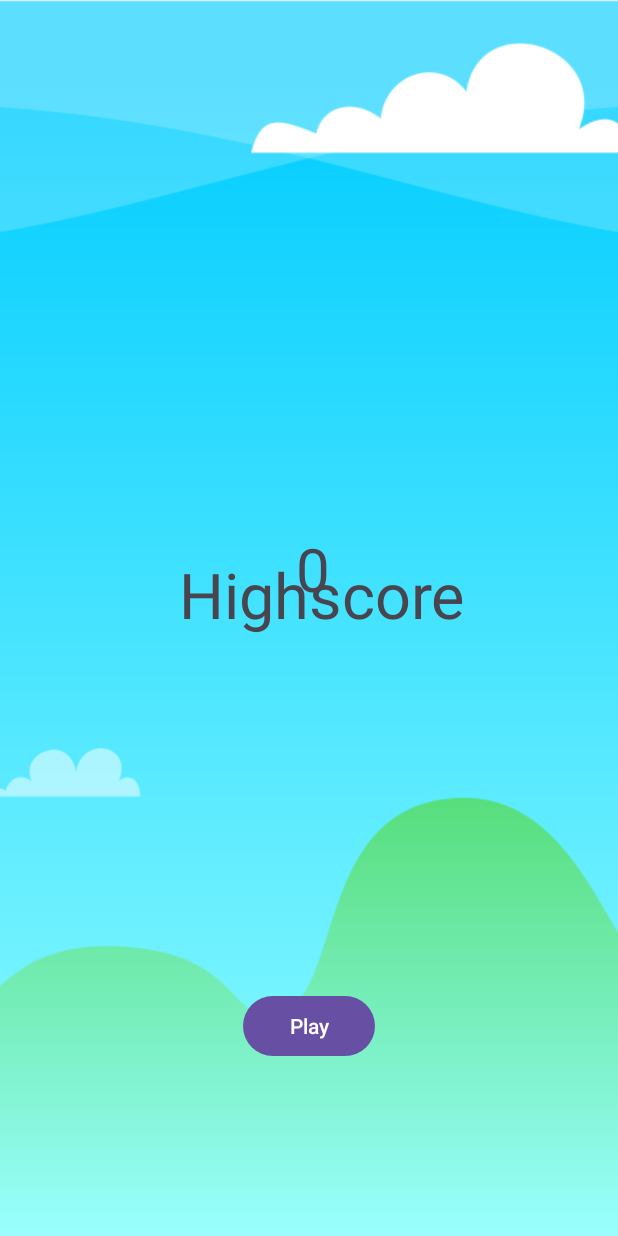
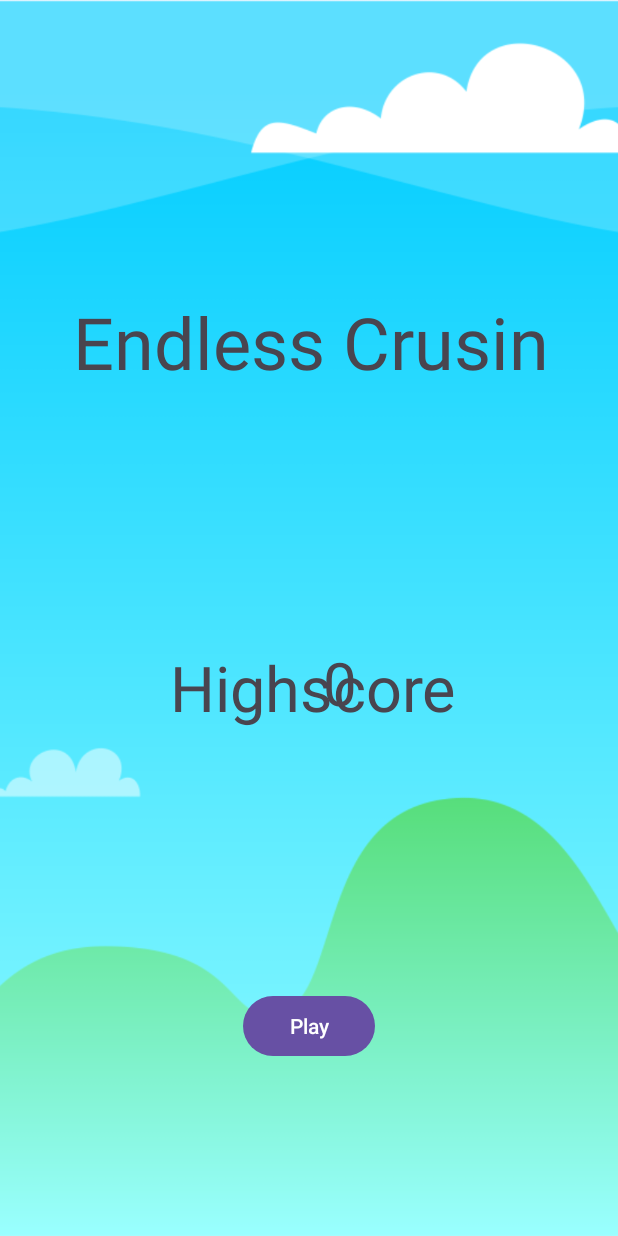
Before and after one commit to Zereis/2D-Endless-Runner-Game, an Android app: the screen it shows after launch (MainActivity), on a phone screen of 412 x 824 dp. Run offline under Robolectric (Android 15) with nearby library versions, the phone set to English and light mode, and no system bars; our stand-ins replace Room's generated code.

Commit message:
Add titile

```diff
--- a/app/src/main/res/layout/activity_main.xml
+++ b/app/src/main/res/layout/activity_main.xml
@@ -12,8 +12,8 @@
         android:layout_height="match_parent"
         android:scaleType="centerCrop"
         app:srcCompat="@drawable/background"
-        tools:layout_editor_absoluteX="-50dp"
-        tools:layout_editor_absoluteY="170dp" />
+        tools:layout_editor_absoluteX="0dp"
+        tools:layout_editor_absoluteY="0dp" />
 
     <Button
         android:id="@+id/button"
@@ -41,27 +41,27 @@
         android:textSize="42dp"
         app:layout_constraintBottom_toBottomOf="parent"
         app:layout_constraintEnd_toEndOf="parent"
-        app:layout_constraintHorizontal_bias="0.985"
+        app:layout_constraintHorizontal_bias="1.0"
         app:layout_constraintStart_toEndOf="@+id/imageView"
         app:layout_constraintTop_toBottomOf="@+id/imageView"
-        app:layout_constraintVertical_bias="0.761" />
+        app:layout_constraintVertical_bias="0.671" />
 
     <TextView
         android:id="@+id/textView4"
         android:layout_width="wrap_content"
         android:layout_height="wrap_content"
         android:layout_marginStart="192dp"
-        android:layout_marginTop="368dp"
+        android:layout_marginTop="428dp"
         android:layout_marginEnd="192dp"
-        android:layout_marginBottom="160dp"
+        android:layout_marginBottom="87dp"
         android:text="0"
         android:textSize="40dp"
-        app:layout_constraintBottom_toTopOf="@+id/imageView"
+        app:layout_constraintBottom_toTopOf="@+id/button"
         app:layout_constraintEnd_toEndOf="parent"
-        app:layout_constraintHorizontal_bias="1.0"
+        app:layout_constraintHorizontal_bias="0.955"
         app:layout_constraintStart_toEndOf="@+id/imageView"
         app:layout_constraintTop_toTopOf="parent"
-        app:layout_constraintVertical_bias="0.027" />
+        app:layout_constraintVertical_bias="0.0" />
 
     <TextView
         android:id="@+id/YouDiedTextView"
@@ -78,6 +78,24 @@
         app:layout_constraintHorizontal_bias="0.769"
         app:layout_constraintStart_toEndOf="@+id/imageView"
         app:layout_constraintTop_toBottomOf="@+id/imageView"
-        app:layout_constraintVertical_bias="0.688" />
+        app:layout_constraintVertical_bias="0.581" />
+
+    <TextView
+        android:id="@+id/Title"
+        android:layout_width="wrap_content"
+        android:layout_height="wrap_content"
+        android:layout_marginStart="175dp"
+        android:layout_marginTop="46dp"
+        android:layout_marginEnd="176dp"
+        android:layout_marginBottom="564dp"
+        android:text="Endless Crusin"
+        android:textSize="48dp"
+        app:layout_constraintBottom_toBottomOf="parent"
+        app:layout_constraintEnd_toEndOf="parent"
+        app:layout_constraintHorizontal_bias="0.806"
+        app:layout_constraintStart_toEndOf="@+id/imageView"
+        app:layout_constraintTop_toBottomOf="@+id/imageView"
+        app:layout_constraintVertical_bias="1.0"
+        tools:fontFamily="cursive" />
 
 </androidx.constraintlayout.widget.ConstraintLayout>
```
